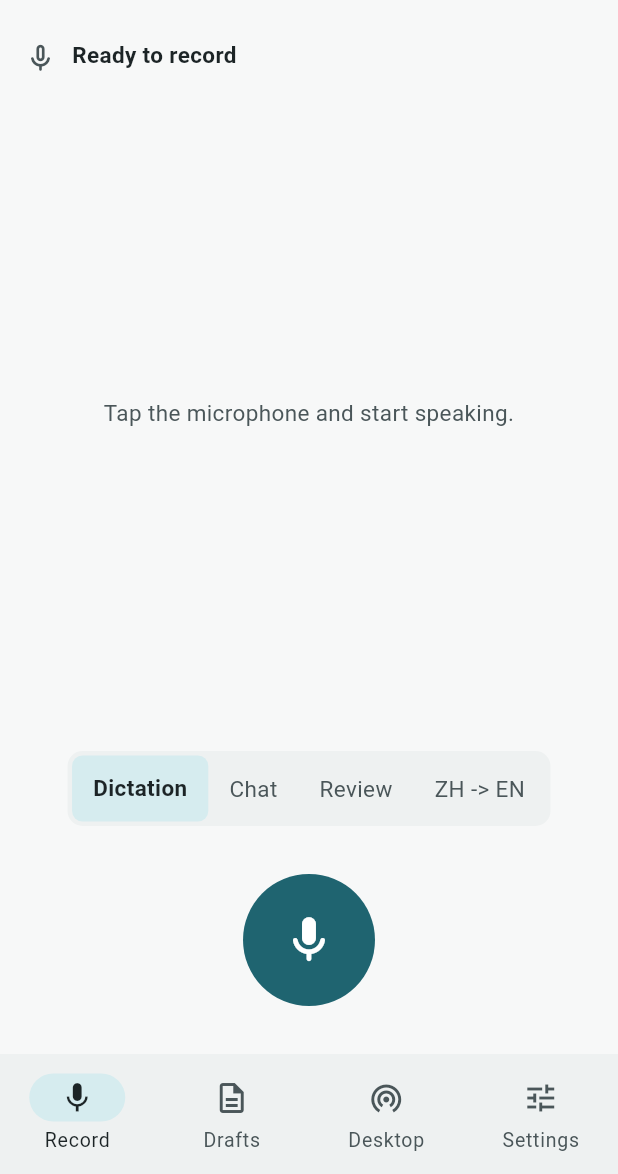
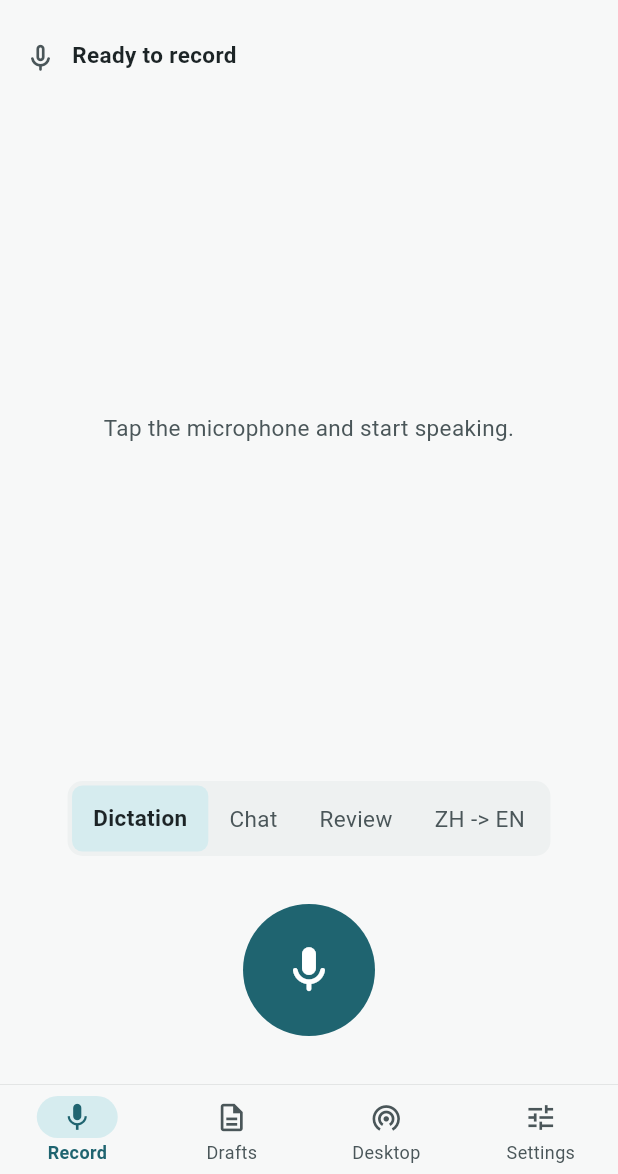
Before and after one commit to chux0519/Shinsoku, a Flutter app: the screen it shows after launch, on a phone screen of 412 x 824 dp, the part 62-1236 px from its top. Run offline on Flutter 3.47's test engine with Material 3 defaults, Android fonts, the phone set to English and light mode, and no system bars; our stand-ins replace flutter_secure_storage, multicast_dns, permission_handler; missing offline and left inert: record.

Commit message:
U3.4e: shell chrome and common widgets -> components
ShellScaffold uses SkTabBar: bottom bar on compact widths (respects left/
right safe insets, so the iPhone Duo outer trailing inset is clear), a
slim side bar at >= 760 (no app-icon mark). Removed features/common/
widgets.dart (AppHeader -> SkPageHeader, InfoPanel -> SkCard/SkSection,
StatusChip -> SkBadge, EmptyState -> SkEmptyLine). No raw Material
controls remain outside lib/ui (Scaffold and SnackBar only).

Co-Authored-By: Claude <noreply@anthropic.com>

```diff
--- a/mobile/lib/app/shell_scaffold.dart
+++ b/mobile/lib/app/shell_scaffold.dart
@@ -1,8 +1,9 @@
 import 'package:flutter/material.dart';
-import 'package:shinsoku_mobile/features/common/widgets.dart';
+import 'package:shinsoku_mobile/ui/ui.dart';
 
-/// App chrome around the tab bodies: a bottom bar on compact widths, a rail
-/// on wide ones. Stateless, so host renders can wrap any screen in it.
+/// App chrome around the tab bodies: a bottom tab bar on compact widths, a
+/// side bar on wide ones. Stateless, so host renders can wrap any screen in
+/// it. (The iPhone Duo two-pane layout is U4.)
 class ShellScaffold extends StatelessWidget {
   const ShellScaffold({
     required this.tabIndex,
@@ -15,84 +16,50 @@ class ShellScaffold extends StatelessWidget {
   final ValueChanged<int> onTabSelected;
   final Widget body;
 
-  @override
-  Widget build(BuildContext context) {
-    final destinations = const [
-      NavigationDestination(
-        icon: Icon(Icons.mic_none),
-        selectedIcon: Icon(Icons.mic),
-        label: 'Record',
-      ),
-      NavigationDestination(
-        icon: Icon(Icons.description_outlined),
-        selectedIcon: Icon(Icons.description),
+  static const tabs = [
+    SkTabItem(icon: Icons.mic_none, selectedIcon: Icons.mic, label: 'Record'),
+    SkTabItem(
+      icon: Icons.description_outlined,
+      selectedIcon: Icons.description,
       label: 'Drafts',
     ),
-      NavigationDestination(
-        icon: Icon(Icons.wifi_tethering),
-        selectedIcon: Icon(Icons.podcasts),
+    SkTabItem(
+      icon: Icons.wifi_tethering,
+      selectedIcon: Icons.podcasts,
       label: 'Desktop',
     ),
-      NavigationDestination(
-        icon: Icon(Icons.tune_outlined),
-        selectedIcon: Icon(Icons.tune),
+    SkTabItem(
+      icon: Icons.tune_outlined,
+      selectedIcon: Icons.tune,
       label: 'Settings',
     ),
   ];
 
+  @override
+  Widget build(BuildContext context) {
     return LayoutBuilder(
       builder: (context, constraints) {
-        final wide = constraints.maxWidth >= 760;
-        if (wide) {
+        if (constraints.maxWidth >= 760) {
           return Scaffold(
-            body: SafeArea(
-              child: Row(
+            body: Row(
               children: [
-                  NavigationRail(
+                SkTabBar(
+                  items: tabs,
                   selectedIndex: tabIndex,
-                    onDestinationSelected: onTabSelected,
-                    labelType: NavigationRailLabelType.all,
-                    leading: const Padding(
-                      padding: EdgeInsets.only(top: 12, bottom: 18),
-                      child: ShinsokuMark(),
+                  onSelected: onTabSelected,
+                  vertical: true,
                 ),
-                    destinations: const [
-                      NavigationRailDestination(
-                        icon: Icon(Icons.mic_none),
-                        selectedIcon: Icon(Icons.mic),
-                        label: Text('Record'),
-                      ),
-                      NavigationRailDestination(
-                        icon: Icon(Icons.description_outlined),
-                        selectedIcon: Icon(Icons.description),
-                        label: Text('Drafts'),
-                      ),
-                      NavigationRailDestination(
-                        icon: Icon(Icons.wifi_tethering),
-                        selectedIcon: Icon(Icons.podcasts),
-                        label: Text('Desktop'),
-                      ),
-                      NavigationRailDestination(
-                        icon: Icon(Icons.tune_outlined),
-                        selectedIcon: Icon(Icons.tune),
-                        label: Text('Settings'),
-                      ),
+                Expanded(child: SafeArea(left: false, child: body)),
               ],
-                  ),
-                  const VerticalDivider(width: 1),
-                  Expanded(child: body),
-                ],
-              ),
             ),
           );
         }
-
         return Scaffold(
           body: SafeArea(child: body),
-          bottomNavigationBar: NavigationBar(
+          bottomNavigationBar: SkTabBar(
+            items: tabs,
             selectedIndex: tabIndex,
-            onDestinationSelected: onTabSelected,
-            destinations: destinations,
+            onSelected: onTabSelected,
           ),
         );
       },
```
Also changed, not shown: mobile/lib/features/common/widgets.dart (deleted, +0 -92 lines). Lines whose indentation alone changed are shown as unchanged.
